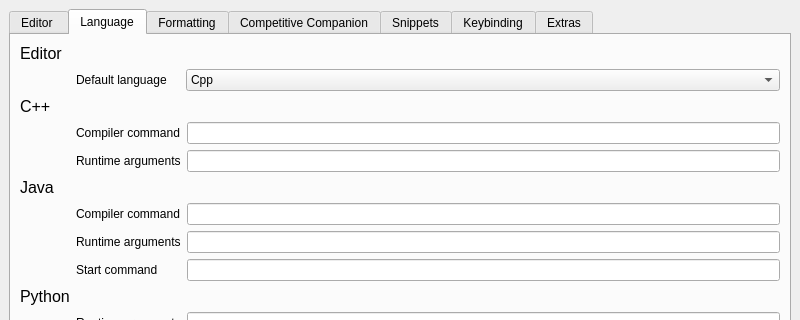
This is ui/preferencewindow.ui in cpeditor/cpeditor as Qt 5 draws it before an edit; both pictures show x 0 to 800 and y 0 to 320 of the 800 by 600 pixel window. The edited form follows.
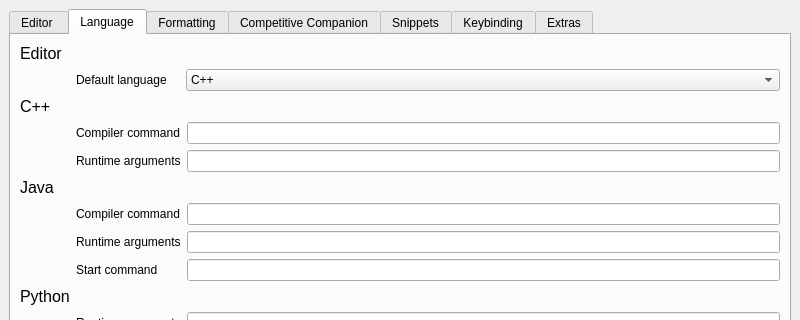
This is the edited form. The open tabs and pages were chosen to show the change.

Patch:
```diff
--- a/ui/preferencewindow.ui
+++ b/ui/preferencewindow.ui
@@ -243,7 +243,7 @@
                <widget class="QComboBox" name="defaultLang">
                 <item>
                  <property name="text">
-                  <string>Cpp</string>
+                  <string>C++</string>
                  </property>
                 </item>
                 <item>
```
Left out of the diff: 2 changed lines with no effect on the pictures.
